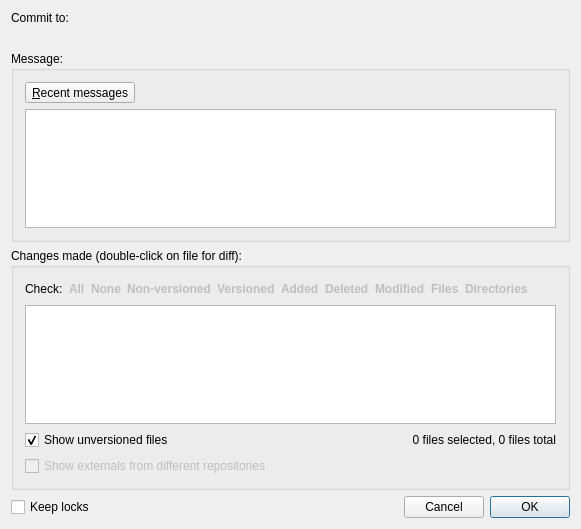
This is src/qsvn/qsvncommitdialog.ui in bokic/qsvn as Qt 5 draws it before an edit. The edited form follows.
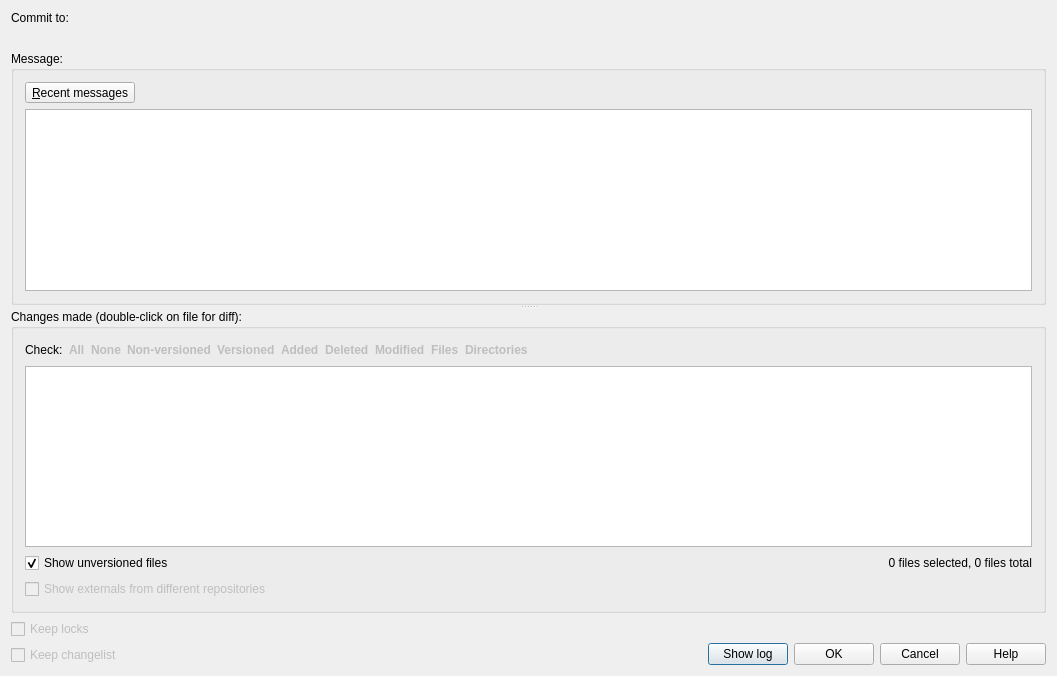
This is the edited form.

The edit to the form file:
```diff
--- a/src/qsvn/qsvncommitdialog.ui
+++ b/src/qsvn/qsvncommitdialog.ui
@@ -9,29 +9,36 @@
    <rect>
     <x>0</x>
     <y>0</y>
-    <width>581</width>
-    <height>529</height>
+    <width>1057</width>
+    <height>676</height>
    </rect>
   </property>
   <property name="modal">
    <bool>true</bool>
   </property>
-  <layout class="QGridLayout" name="gridLayout_3" columnstretch="1,0,0">
-   <item row="0" column="0" colspan="3">
+  <layout class="QGridLayout" name="gridLayout_4">
+   <item row="0" column="0" colspan="2">
     <widget class="QLabel" name="commitTo_label">
      <property name="text">
       <string>Commit to:</string>
      </property>
     </widget>
    </item>
-   <item row="4" column="2">
-    <widget class="QPushButton" name="pushButton">
-     <property name="text">
-      <string>OK</string>
+   <item row="1" column="0" colspan="2">
+    <widget class="QLabel" name="commitURL_label">
+     <property name="font">
+      <font>
+       <weight>75</weight>
+       <bold>true</bold>
+      </font>
      </property>
     </widget>
    </item>
-   <item row="2" column="0" colspan="3">
+   <item row="2" column="0" colspan="2">
+    <widget class="QSplitter" name="splitter">
+     <property name="orientation">
+      <enum>Qt::Vertical</enum>
+     </property>
     <widget class="QGroupBox" name="message_groupBox">
      <property name="title">
       <string>Message:</string>
@@ -62,25 +69,6 @@
       </item>
      </layout>
     </widget>
-   </item>
-   <item row="1" column="0" colspan="3">
-    <widget class="QLabel" name="commitURL_label">
-     <property name="font">
-      <font>
-       <weight>75</weight>
-       <bold>true</bold>
-      </font>
-     </property>
-    </widget>
-   </item>
-   <item row="4" column="0">
-    <widget class="QCheckBox" name="keepLoks_checkBox">
-     <property name="text">
-      <string>Keep locks</string>
-     </property>
-    </widget>
-   </item>
-   <item row="3" column="0" colspan="3">
     <widget class="QGroupBox" name="changes_groupBox">
      <property name="title">
       <string>Changes made (double-click on file for diff):</string>
@@ -317,14 +305,90 @@
       </item>
      </layout>
     </widget>
+    </widget>
    </item>
-   <item row="4" column="1">
+   <item row="3" column="0">
+    <layout class="QVBoxLayout" name="verticalLayout">
+     <item>
+      <widget class="QCheckBox" name="keepLocks_checkBox">
+       <property name="enabled">
+        <bool>false</bool>
+       </property>
+       <property name="text">
+        <string>Keep locks</string>
+       </property>
+      </widget>
+     </item>
+     <item>
+      <widget class="QCheckBox" name="keepChangelist_checkBox">
+       <property name="enabled">
+        <bool>false</bool>
+       </property>
+       <property name="text">
+        <string>Keep changelist</string>
+       </property>
+      </widget>
+     </item>
+    </layout>
+   </item>
+   <item row="3" column="1">
+    <layout class="QGridLayout" name="gridLayout_3">
+     <item row="1" column="0">
+      <spacer name="horizontalSpacer_2">
+       <property name="orientation">
+        <enum>Qt::Horizontal</enum>
+       </property>
+       <property name="sizeHint" stdset="0">
+        <size>
+         <width>428</width>
+         <height>20</height>
+        </size>
+       </property>
+      </spacer>
+     </item>
+     <item row="1" column="1">
+      <widget class="QPushButton" name="pushButton_4">
+       <property name="text">
+        <string>Show log</string>
+       </property>
+      </widget>
+     </item>
+     <item row="1" column="2">
+      <widget class="QPushButton" name="pushButton">
+       <property name="text">
+        <string>OK</string>
+       </property>
+      </widget>
+     </item>
+     <item row="1" column="3">
     <widget class="QPushButton" name="pushButton_2">
      <property name="text">
       <string>Cancel</string>
      </property>
     </widget>
    </item>
+     <item row="1" column="4">
+      <widget class="QPushButton" name="pushButton_3">
+       <property name="text">
+        <string>Help</string>
+       </property>
+      </widget>
+     </item>
+     <item row="0" column="0" colspan="5">
+      <spacer name="verticalSpacer">
+       <property name="orientation">
+        <enum>Qt::Vertical</enum>
+       </property>
+       <property name="sizeHint" stdset="0">
+        <size>
+         <width>20</width>
+         <height>13</height>
+        </size>
+       </property>
+      </spacer>
+     </item>
+    </layout>
+   </item>
   </layout>
  </widget>
  <layoutdefault spacing="6" margin="11"/>
```
Left out of the diff: 2 changed lines with no effect on the pictures. Lines whose indentation alone changed are shown as unchanged.
